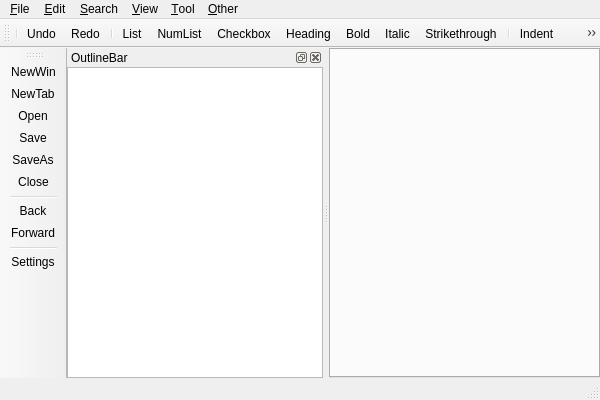
shigmas/viMarkdown, file viMarkdown/viMarkdown/MainWindow.ui: the form before one commit.
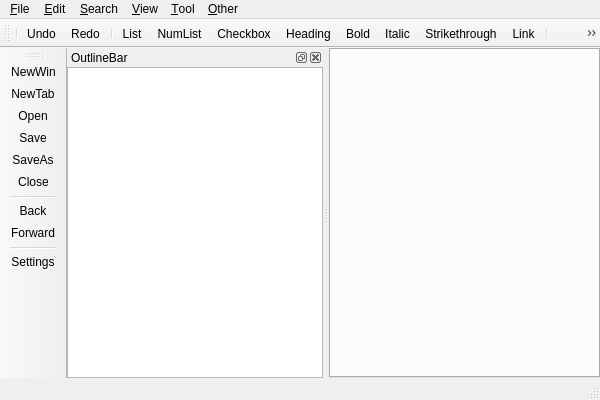
The form after the commit. Icons and pictures are not drawn.

Commit message: 0860 ◎ C 03/01 03/01 01120│問題│Edit > inline > link が無いのはいかがなものか（text → [text](url)、url は選択状態） 0860 ◎ C 03/01 03/01 01120│ToDo│cursor 位置単語選択処理を関数化

```diff
--- a/viMarkdown/viMarkdown/MainWindow.ui
+++ b/viMarkdown/viMarkdown/MainWindow.ui
@@ -235,6 +235,7 @@
    <addaction name="action_Bold"/>
    <addaction name="action_Italic"/>
    <addaction name="action_Strikethrough"/>
+   <addaction name="action_Link"/>
    <addaction name="separator"/>
    <addaction name="action_Indent"/>
    <addaction name="action_UnIndent"/>
@@ -911,6 +912,15 @@
     <string>F9</string>
    </property>
   </action>
+  <action name="action_Link">
+   <property name="icon">
+    <iconset resource="MainWindow.qrc">
+     <normaloff>:/MainWindow/images/link_48.png</normaloff>:/MainWindow/images/link_48.png</iconset>
+   </property>
+   <property name="text">
+    <string>&amp;Link</string>
+   </property>
+  </action>
  </widget>
  <layoutdefault spacing="6" margin="11"/>
  <resources>
```
Left out of the diff: 1 changed line with no effect on the pictures. The commit also changes 12 other files.
